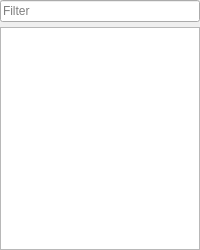
xaoctech/dava.engine, file Tools/QuickEd/UI/FileSystemDockWidget.ui: the form before one commit.
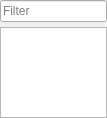
The form after the commit. Custom widgets are drawn as their Qt base class.

Commit message: [DF-7458] ui rules changed, miminum size removed for dock widgets

Diff of the .ui file:
```diff
--- a/Tools/QuickEd/UI/FileSystemDockWidget.ui
+++ b/Tools/QuickEd/UI/FileSystemDockWidget.ui
@@ -6,8 +6,8 @@
    <rect>
     <x>0</x>
     <y>0</y>
-    <width>200</width>
-    <height>250</height>
+    <width>107</width>
+    <height>118</height>
    </rect>
   </property>
   <property name="windowTitle">
```
Left out of the diff: 11 changed lines with no effect on the pictures. The commit also changes 6 other files.
